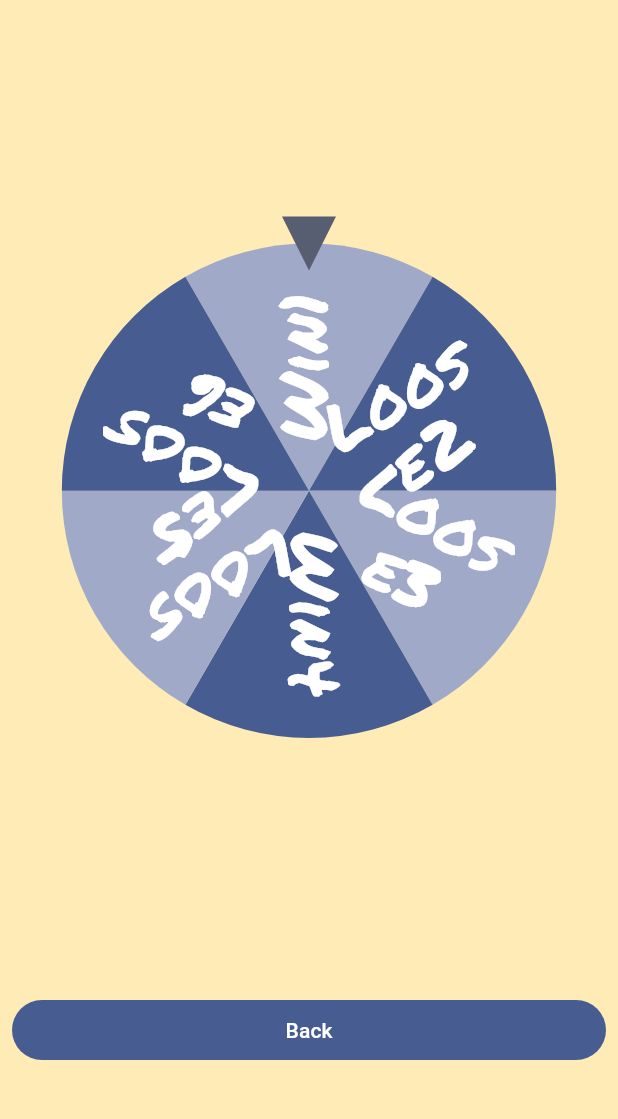
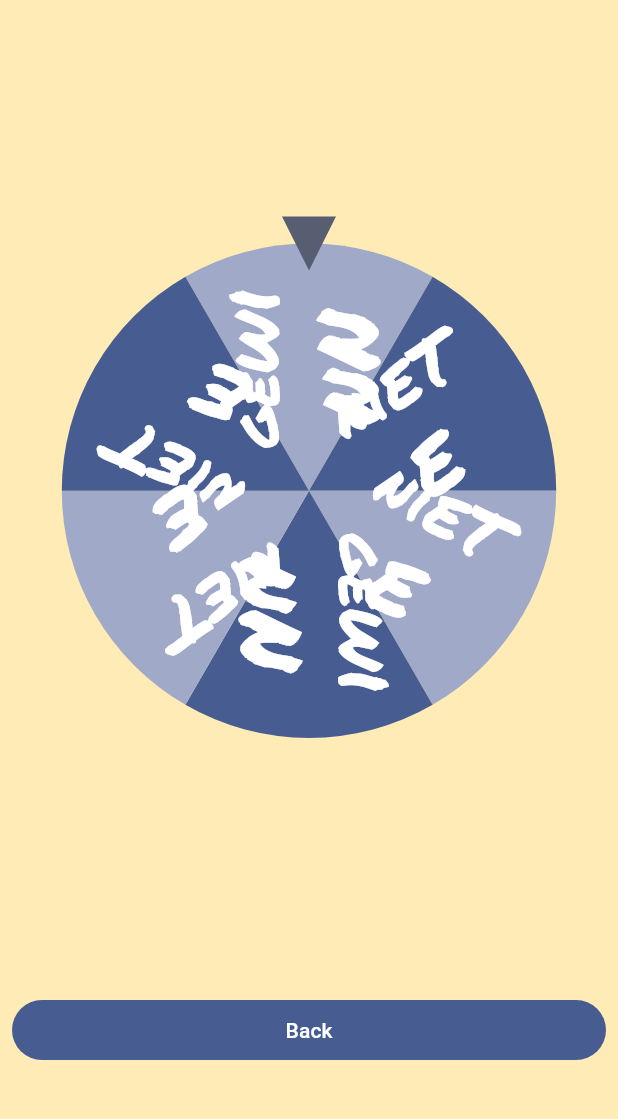
Before and after one commit to tobi187/WalzMesseApp, a Flutter app: the screen it shows after launch, after a tap on "Glücks Rad", on a phone screen of 412 x 824 dp, the part 83-1202 px from its top. Run offline on Flutter 3.47's test engine with Material 2 defaults, Android fonts, the light colour scheme and no system bars; drawn by our look-alikes of flutter_fortune_wheel; our stand-ins replace audioplayers, go_router, shared_preferences; missing offline and left inert: games_services.

Commit message:
finished fortune wheel + editing fields on wheel

```diff
--- a/lib/main.dart
+++ b/lib/main.dart
@@ -10,6 +10,7 @@
 import 'package:flutter/material.dart';
 import 'package:flutter/services.dart';
 import 'package:game_template/src/play_session/fortune_wheel_screen.dart';
+import 'package:game_template/src/settings/admin/admin_screen.dart';
 import 'package:go_router/go_router.dart';
 import 'package:logging/logging.dart';
 import 'package:provider/provider.dart';
@@ -141,6 +142,10 @@ class MyApp extends StatelessWidget {
               builder: (context, state) =>
                   const SettingsScreen(key: Key('settings')),
             ),
+            GoRoute(
+              path: "admin",
+              builder: (context, state) => const AdminScreen(key: Key("admin")),
+            )
           ]),
     ],
   );
@@ -202,6 +207,7 @@ class MyApp extends StatelessWidget {
 
           return MaterialApp.router(
             title: 'Flutter Demo',
+            debugShowCheckedModeBanner: false,
             theme: ThemeData.from(
               colorScheme: ColorScheme.fromSeed(
                 seedColor: palette.darkPen,
--- a/lib/src/main_menu/main_menu_screen.dart
+++ b/lib/src/main_menu/main_menu_screen.dart
@@ -51,6 +51,7 @@ class MainMenuScreen extends StatelessWidget {
               },
               child: const Text("Glücks Rad"),
             ),
+            _gap,
             FilledButton(
               onPressed: () {
                 audioController.playSfx(SfxType.buttonTap);
@@ -80,6 +81,11 @@ class MainMenuScreen extends StatelessWidget {
             FilledButton(
               onPressed: () => GoRouter.of(context).push('/settings'),
               child: const Text('Settings'),
+            ),
+            _gap,
+            FilledButton(
+              onPressed: () => GoRouter.of(context).push("/admin"),
+              child: const Text("Admin"),
             ),
             _gap,
             Padding(
--- a/lib/src/play_session/fortune_wheel_screen.dart
+++ b/lib/src/play_session/fortune_wheel_screen.dart
@@ -8,6 +8,7 @@ import 'dart:math';
 import 'package:flutter/material.dart';
 import 'package:flutter_fortune_wheel/flutter_fortune_wheel.dart';
 import 'package:game_template/src/game_internals/fortune_wheel_state.dart';
+import 'package:game_template/src/settings/admin/admin_persistence.dart';
 import 'package:go_router/go_router.dart';
 import 'package:logging/logging.dart' hide Level;
 import 'package:provider/provider.dart';
@@ -29,6 +30,8 @@ class _FortuneWheelScreenState extends State<FortuneWheelScreen> {
 
   final _random = Random();
 
+  final data = AdminPersistance();
+
   static const _celebrationDuration = Duration(milliseconds: 2000);
 
   static const _preCelebrationDuration = Duration(milliseconds: 500);
@@ -39,7 +42,9 @@ class _FortuneWheelScreenState extends State<FortuneWheelScreen> {
 
   int _selectedItem = 0;
 
-  final _wheelItems = ["Win1", "Loose2", "Loose3", "Win4", "Loose5", "Loose6"];
+  bool hasLoaded = false;
+
+  List<String> _wheelItems = [];
 
   @override
   Widget build(BuildContext context) {
@@ -57,7 +62,8 @@ class _FortuneWheelScreenState extends State<FortuneWheelScreen> {
         ignoring: _duringCelebration,
         child: Scaffold(
           backgroundColor: palette.backgroundPlaySession,
-          body: Stack(
+          body: hasLoaded
+              ? Stack(
                   children: [
                     Center(
                       // This is the entirety of the "game".
@@ -67,7 +73,8 @@ class _FortuneWheelScreenState extends State<FortuneWheelScreen> {
                           Align(
                             alignment: Alignment.centerRight,
                             child: InkResponse(
-                        onTap: () => GoRouter.of(context).push('/settings'),
+                              onTap: () =>
+                                  GoRouter.of(context).push('/settings'),
                               child: Image.asset(
                                 'assets/images/settings.png',
                                 semanticLabel: 'Settings',
@@ -79,17 +86,21 @@ class _FortuneWheelScreenState extends State<FortuneWheelScreen> {
                             builder: (context, levelState, child) => Flexible(
                               flex: 4,
                               child: FortuneWheel(
-                          items: _wheelItems.map(createWheelElement).toList(),
+                                items: _wheelItems
+                                    .map(createWheelElement)
+                                    .toList(),
                                 selected: _wheelStream.stream,
                                 onFling: () {
-                            var randNum = _random.nextInt(_wheelItems.length);
+                                  var randNum =
+                                      _random.nextInt(_wheelItems.length);
                                   _selectedItem = randNum;
                                   _wheelStream.add(randNum);
                                 },
                                 animateFirst: false,
                                 onAnimationEnd: () {
                                   _log.info(_wheelItems[_selectedItem]);
-                            if (_wheelItems[_selectedItem].startsWith("Win")) {
+                                  if (_wheelItems[_selectedItem]
+                                      .startsWith("Win")) {
                                     levelState.spinFinished("a");
                                   } else {
                                     levelState.spinFinished(null);
@@ -104,7 +115,7 @@ class _FortuneWheelScreenState extends State<FortuneWheelScreen> {
                             child: SizedBox(
                               width: double.infinity,
                               child: FilledButton(
-                          onPressed: () => GoRouter.of(context).go('/play'),
+                                onPressed: () => GoRouter.of(context).go("/"),
                                 child: const Text('Back'),
                               ),
                             ),
@@ -124,21 +135,34 @@ class _FortuneWheelScreenState extends State<FortuneWheelScreen> {
                       ),
                     ),
                   ],
+                )
+              : Center(
+                  child: CircularProgressIndicator(
+                    strokeWidth: 50,
+                  ),
                 ),
         ),
       ),
     );
   }
 
+  Future<void> getItems() async {
+    _wheelItems = await data.getFortuneWheelOptions();
+    setState(() {
+      hasLoaded = true;
+    });
+  }
+
   @override
   void initState() {
     super.initState();
+    getItems();
   }
 
   @override
   void dispose() {
+    _wheelStream.close();
     super.dispose();
-    _wheelStream.close();
   }
 
   Future<void> _playerWon() async {
@@ -168,14 +192,26 @@ class _FortuneWheelScreenState extends State<FortuneWheelScreen> {
 
   FortuneItem createWheelElement(String text) {
     return FortuneItem(
-      child: Text(
-        text,
+      child: RichText(
         textAlign: TextAlign.center,
+        text: TextSpan(
+            text: text[0],
             style: TextStyle(
               fontFamily: 'Permanent Marker',
-          fontSize: 45,
+              fontSize: 35,
               height: 1,
             ),
+            children: text.characters.indexed
+                .skip(1)
+                .map((e) => TextSpan(
+                      text: e.$2,
+                      style: TextStyle(
+                        fontFamily: 'Permanent Marker',
+                        fontSize: 35.0 + e.$1 * 7,
+                        height: 1,
+                      ),
+                    ))
+                .toList()),
       ),
     );
   }
--- a/lib/src/settings/admin/admin.dart
+++ b/lib/src/settings/admin/admin_persistence.dart
@@ -1,6 +1,6 @@
 import 'package:shared_preferences/shared_preferences.dart';
 
-class AdminController {
+class AdminPersistance {
   final instance = SharedPreferences.getInstance();
   static const String prefOption = "options";
 
```
Also changed, not shown: lib/src/settings/admin/admin_screen.dart (+173 -0 lines). Lines whose indentation alone changed are shown as unchanged.
